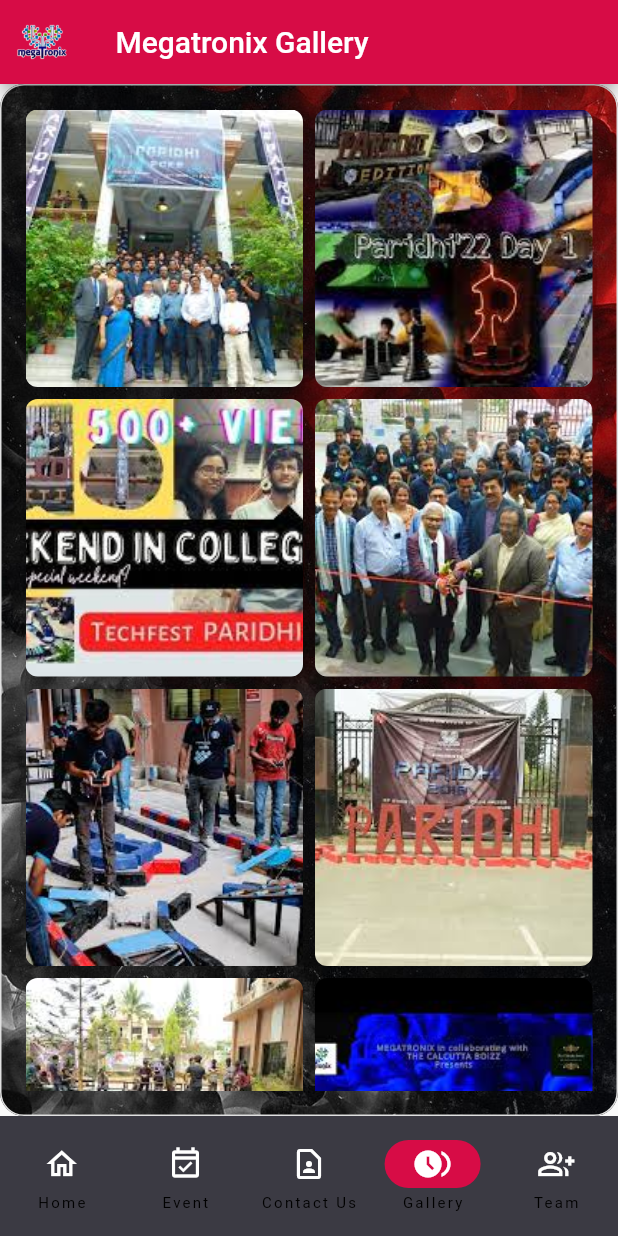
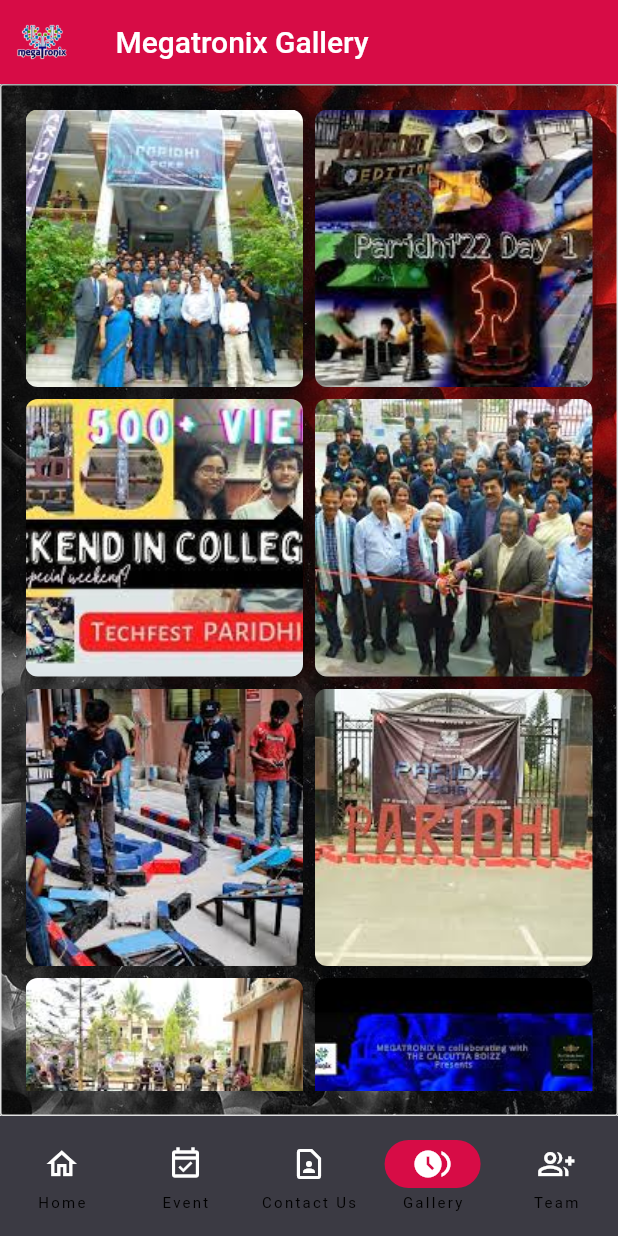
Before and after one commit to Shuvam002/Megatronix_App, a Flutter app: the screen it shows after launch, item 4 of the bottom bar chosen, on a phone screen of 412 x 824 dp. Run offline on Flutter 3.47's test engine with Material 2 defaults, Android fonts, the light colour scheme and no system bars.

Commit message:
Update Gallery.dart

```diff
--- a/megatronix_app/lib/Pages/Gallery.dart
+++ b/megatronix_app/lib/Pages/Gallery.dart
@@ -25,7 +25,7 @@
               fit: BoxFit.cover,
             ),
             border: Border.all(color: Colors.grey.shade300),
-            borderRadius: BorderRadius.circular(16.0),
+            borderRadius: BorderRadius.circular(2.0),
           ),
           child: GalleryGrid(),
         ),
```
